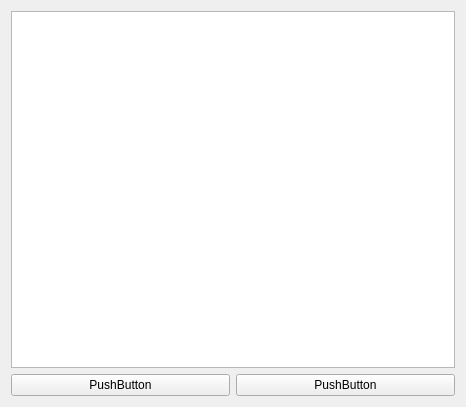
Qt form src/isotopedialog.ui (KDE/kalzium) before a commit.
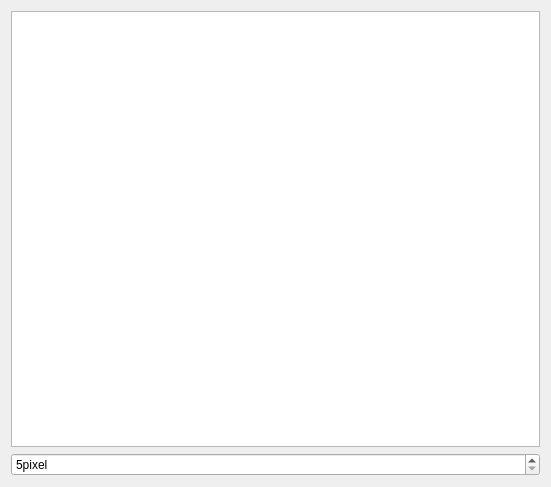
The same form after that commit.

Commit message: * "Zooming" works now (setting the pixelsize of each item)

The edit to the form file:
```diff
--- a/src/isotopedialog.ui
+++ b/src/isotopedialog.ui
@@ -5,28 +5,31 @@
    <rect>
     <x>0</x>
     <y>0</y>
-    <width>466</width>
-    <height>407</height>
+    <width>551</width>
+    <height>487</height>
    </rect>
   </property>
   <property name="windowTitle" >
    <string>Form</string>
   </property>
   <layout class="QGridLayout" >
-   <item row="0" column="0" colspan="2" >
-    <widget class="QGraphicsView" name="gv" />
-   </item>
-   <item row="1" column="0" >
-    <widget class="QPushButton" name="pushButton" >
-     <property name="text" >
-      <string>PushButton</string>
+   <item row="0" column="0" >
+    <widget class="QGraphicsView" name="gv" >
+     <property name="dragMode" >
+      <enum>QGraphicsView::ScrollHandDrag</enum>
      </property>
     </widget>
    </item>
-   <item row="1" column="1" >
-    <widget class="QPushButton" name="pushButton_2" >
-     <property name="text" >
-      <string>PushButton</string>
+   <item row="1" column="0" >
+    <widget class="QSpinBox" name="pixelSpin" >
+     <property name="suffix" >
+      <string>pixel</string>
+     </property>
+     <property name="minimum" >
+      <number>5</number>
+     </property>
+     <property name="maximum" >
+      <number>40</number>
      </property>
     </widget>
    </item>
```
The commit also changes 2 other files.
